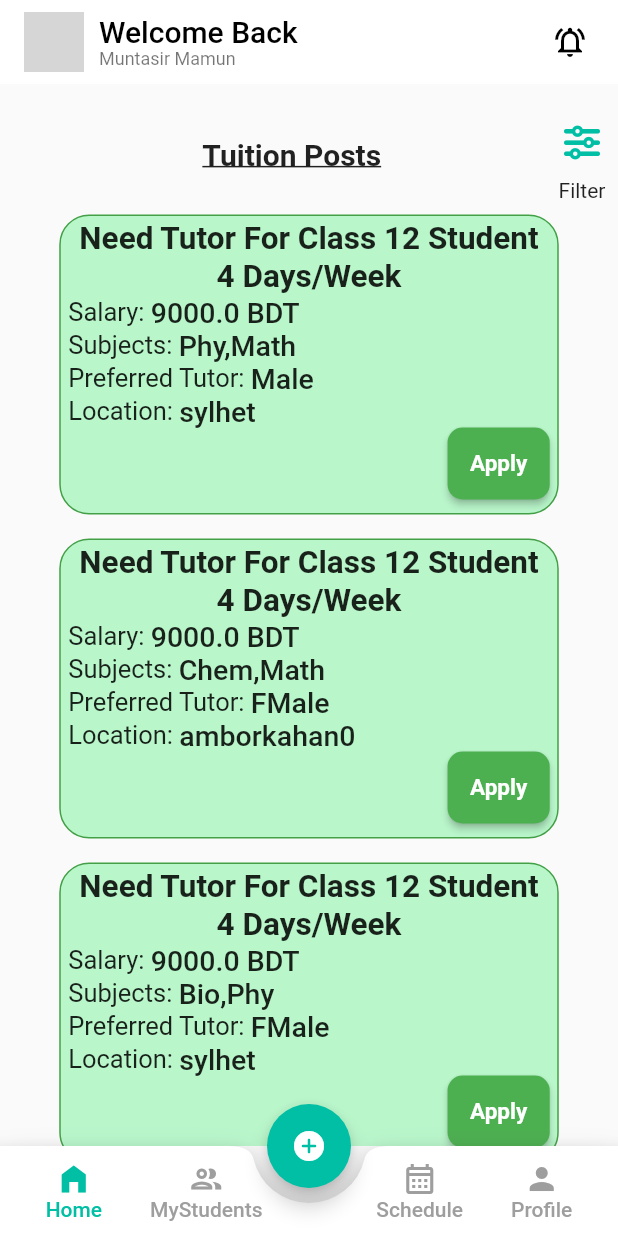
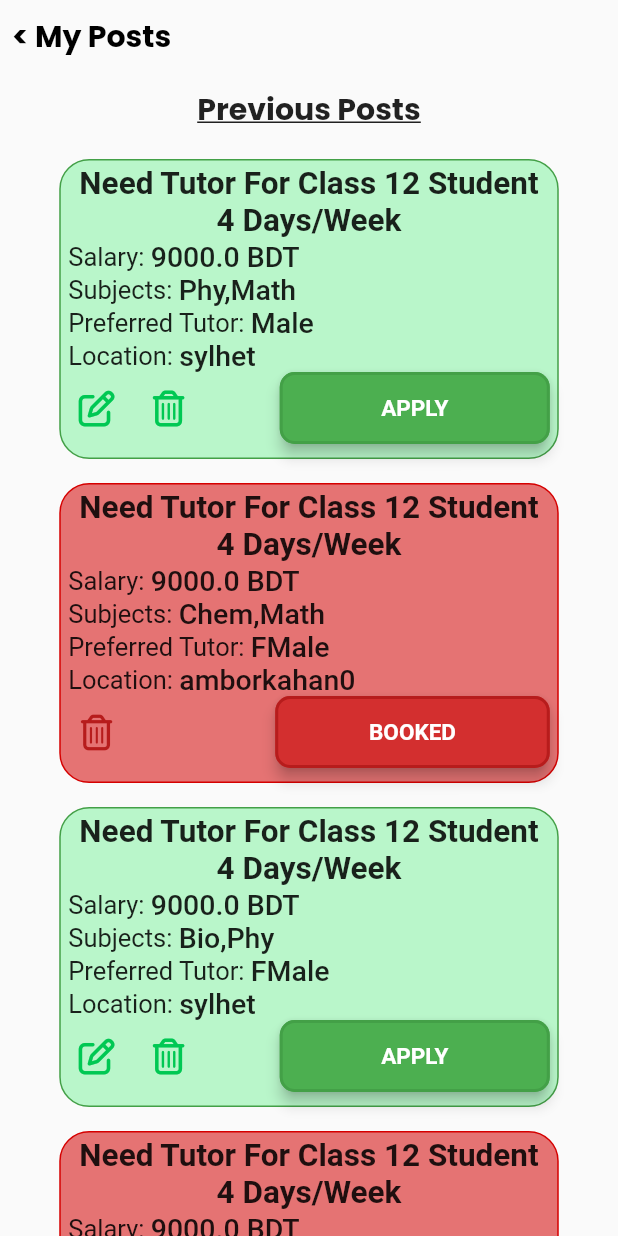
Before and after one commit to nomansum/EduHome, a Flutter app: the screen it shows after launch, on a phone screen of 412 x 824 dp. Run offline on Flutter 3.47's test engine with Material 2 defaults, Android fonts, the phone set to English and light mode, and no system bars; our stand-ins replace font_awesome_flutter; grey boxes are pictures that could not be loaded.

Commit message:
Student's Posts Page Completed

```diff
--- a/lib/constants/tuition.dart
+++ b/lib/constants/tuition.dart
@@ -6,6 +6,7 @@ class Tuition {
   final String studentClass;
   final  String subjects;
   final String address;
+  final bool booked;
   Tuition({
     required this.id,
     required this.preferredGender,
@@ -13,7 +14,8 @@ class Tuition {
   required this.salary,
   required this.studentClass,
   required this.subjects,
-  required this.address
+  required this.address,
+  required this.booked
   });
 
 }
--- a/lib/main.dart
+++ b/lib/main.dart
@@ -2,6 +2,7 @@ import 'package:eduhome_project/screens/authenticate/sign_in.dart';
 import 'package:eduhome_project/screens/authenticate/student_register.dart';
 import 'package:eduhome_project/screens/authenticate/teacher_register.dart';
 import 'package:eduhome_project/screens/home/teacher_home.dart';
+import 'package:eduhome_project/screens/pages/student_posts.dart';
 
 import 'package:flutter/material.dart';
 
@@ -16,7 +17,7 @@ class MyApp extends StatelessWidget {
   @override
   Widget build(BuildContext context) {
     return MaterialApp(
-      home: HomePage(),
+      home: StudentPosts(),
        debugShowCheckedModeBanner: false,
     );
   }
--- /dev/null
+++ b/lib/screens/pages/student_posts.dart
@@ -0,0 +1,268 @@
+import 'package:eduhome_project/constants/icon_constants.dart';
+import 'package:eduhome_project/constants/tuition.dart';
+import 'package:flutter/material.dart';
+import 'package:font_awesome_flutter/font_awesome_flutter.dart';
+
+import '../../constants/tuition_post.dart';
+
+class StudentPosts extends StatefulWidget {
+  const StudentPosts({super.key});
+
+  @override
+  State<StudentPosts> createState() => _StudentPostsState();
+}
+
+class _StudentPostsState extends State<StudentPosts> {
+
+
+var fetchedPosts = [
+  Tuition(id: "23sdf", preferredGender: "Male", daysInWeek: 4, salary: 9000, studentClass: "12" , subjects: "Phy,Math",address:"sylhet" , booked: false),
+
+  Tuition(id: "23s23df", preferredGender: "FMale", daysInWeek: 4, salary: 9000, studentClass: "12",subjects: "Chem,Math",address:"amborkahan0" , booked: true),
+  Tuition(id: "23sasdfdf", preferredGender: "FMale", daysInWeek: 4, salary: 9000, studentClass: "12",subjects: "Bio,Phy",address:"sylhet", booked: false),
+  Tuition(id: "23sdsdfaf", preferredGender: "FMale", daysInWeek: 4, salary: 9000, studentClass: "12",subjects: "Math",address:"sylhet",booked: true),
+  Tuition(id: "23sasdfdf", preferredGender: "FMale", daysInWeek: 4, salary: 9000, studentClass: "12" , subjects: "Organic",address:"sylhet",booked: false),
+  Tuition(id: "23asdfsdf", preferredGender: "FMale", daysInWeek: 4, salary: 9000, studentClass: "12",subjects: "C",address:"sylhet",booked: true)
+
+
+
+ ];
+
+ @override
+  void initState() {
+    // TODO: implement initState
+    super.initState();
+  }
+
+
+
+
+  @override
+  Widget build(BuildContext context) {
+    return Scaffold(
+
+     body: SingleChildScrollView(
+       child: SafeArea(
+         child: Column(
+          children: [
+
+         Row(
+                mainAxisAlignment: MainAxisAlignment.start,
+                children: [
+                  SafeArea(
+                    child: TextButton(
+                      child: Text(
+                        '< My Posts',
+                        style: TextStyle(
+                            fontSize: 20,
+                            fontFamily: "Poppins",
+                            fontWeight: FontWeight.w800,
+                            color: Colors.black),
+                      ),
+                      onPressed: () {
+                        Navigator.pop(context);
+                      },
+                    ),
+                  ),
+                ],
+              ),
+         SizedBox(height: 10,),
+
+         Center(
+          child: Text("Previous Posts",
+          style: TextStyle(
+            decoration: TextDecoration.underline,
+            fontSize: 20,
+            fontFamily:"Poppins",
+            fontWeight: FontWeight.w700
+          ),),
+         ),
+         SizedBox(height: 10,),
+
+         Column(
+          mainAxisAlignment: MainAxisAlignment.spaceAround,
+          children:  fetchedPosts.map((item){
+              return Padding(
+                padding: const EdgeInsets.all(8.0),
+                child: Container(
+                  height: 200,
+
+                  width: 333,
+
+                  decoration: BoxDecoration(
+                    color: item.booked?Colors.red.shade300: Colors.greenAccent.shade100,
+                    borderRadius: BorderRadius.circular(20.0),
+                    border: Border.all(
+                      color: item.booked?Colors.redAccent.shade700:Colors.green.shade600,
+                    )
+                  ),
+
+                  child: Column(
+                    children: [
+                      SizedBox(height: 3,),
+                      Text("Need Tutor For Class ${item.studentClass} Student",
+                      style: TextStyle(
+                        fontWeight: FontWeight.w600,
+                        fontSize: 21
+                      ),
+                      textAlign: TextAlign.center,),
+                   Text("${item.daysInWeek} Days/Week",
+                      style: TextStyle(
+                        fontWeight: FontWeight.w600,
+                        fontSize: 21
+                      ),
+                      textAlign: TextAlign.center,),
+
+              Padding(
+                padding: const EdgeInsets.fromLTRB(5,0,0,0),
+                child: Row(
+                  children: [
+                    Text("Salary: ",
+                    style: TextStyle(
+                      fontWeight: FontWeight.w400,
+                      fontSize: 17
+                    ),),
+                    Text("${item.salary} BDT",
+                    style: TextStyle(
+                      fontWeight: FontWeight.w500,
+                      fontSize: 19
+                    ),)
+                  ],
+                ),
+              ),
+              Padding(
+                padding: const EdgeInsets.fromLTRB(5,0,0,0),
+                child: Row(
+                  children: [
+                    Text("Subjects: ",
+                    style: TextStyle(
+                      fontWeight: FontWeight.w400,
+                      fontSize: 17
+                    ),),
+                    Text("${item.subjects}",
+                    style: TextStyle(
+                      fontWeight: FontWeight.w500,
+                      fontSize: 19
+                    ),)
+                  ],
+                ),
+              ),
+              Padding(
+                padding: const EdgeInsets.fromLTRB(5,0,0,0),
+                child: Row(
+                  children: [
+                    Text("Preferred Tutor: ",
+                    style: TextStyle(
+                      fontWeight: FontWeight.w400,
+                      fontSize: 17
+                    ),),
+                    Text("${item.preferredGender}",
+                    style: TextStyle(
+                      fontWeight: FontWeight.w500,
+                      fontSize: 19
+                    ),)
+                  ],
+                ),
+              ),
+               Padding(
+                padding: const EdgeInsets.fromLTRB(5,0,0,0),
+                 child: Row(
+                  children: [
+                    Text("Location: ",
+                    style: TextStyle(
+                      fontWeight: FontWeight.w400,
+                      fontSize: 17
+                    ),),
+                    Text("${item.address}",
+                    style: TextStyle(
+                      fontWeight: FontWeight.w500,
+                      fontSize: 19
+                    ),)
+                  ],
+                         ),
+               ),
+
+               Row(
+                mainAxisAlignment: MainAxisAlignment.spaceBetween,
+
+                children: [
+
+                 Container(
+                  child: Row(
+                    children: [
+                      item.booked?SizedBox(width: 0,): IconButton(onPressed: (){
+
+                      // EDIT  BUTTON
+
+                }, icon: FaIcon(FontAwesomeIcons.penToSquare,
+                      color: item.booked?Colors.red.shade900: Colors.greenAccent.shade700)
+
+                 ),
+                 IconButton(onPressed: (){
+
+                      // POST DELETE BUTTON
+
+                }, icon: FaIcon(FontAwesomeIcons.trashCan,
+                      color: item.booked?Colors.red.shade900: Colors.greenAccent.shade700)
+
+                 ),
+                    ],
+                  ),
+                 ) ,
+
+                  item.booked?SizedBox(width:95,):SizedBox(width: 50,),
+
+
+
+
+             Container(
+
+               child: Expanded(
+                 child:ElevatedButton(onPressed: (){}, style: ElevatedButton.styleFrom(
+                      primary:item.booked? Colors.red.shade700:Colors.green, // Background color
+                      shape: RoundedRectangleBorder(
+                        borderRadius: BorderRadius.circular(10.0),
+                         // Rounded border
+                         side:BorderSide(
+                          color:item.booked?Colors.red.shade900:Colors.green.shade600,
+                          width:2.0
+                         ),
+
+                      ),
+                      padding: EdgeInsets.all(15.0),
+                      elevation: 4 // Padding
+                    ),
+                    child: Text(item.booked?"BOOKED":"APPLY",
+                    style: TextStyle(
+                      fontWeight: FontWeight.bold,
+                      fontSize: 15
+                    ),),
+                    ),
+               ),
+             ),
+                SizedBox(width: 5,)
+
+                ],
+               )
+
+                    ],
+
+                  )
+
+                  ),
+              );
+                   }).toList(),
+           )
+
+
+
+
+
+          ],
+         ),
+       ),
+     ),
+
+    );
+  }
+}
--- a/lib/screens/pages/teacherHome.dart
+++ b/lib/screens/pages/teacherHome.dart
@@ -18,13 +18,13 @@ class _TeacherHomeState extends State<TeacherHome> {
  final GlobalKey<ScaffoldState> _scaffoldKey = GlobalKey<ScaffoldState>();
 
  List<Tuition> tuitionList = [
-  Tuition(id: "23sdf", preferredGender: "Male", daysInWeek: 4, salary: 9000, studentClass: "12" , subjects: "Phy,Math",address:"sylhet"),
+  Tuition(id: "23sdf", preferredGender: "Male", daysInWeek: 4, salary: 9000, studentClass: "12" , subjects: "Phy,Math",address:"sylhet" , booked: false),
 
-  Tuition(id: "23s23df", preferredGender: "FMale", daysInWeek: 4, salary: 9000, studentClass: "12",subjects: "Chem,Math",address:"amborkahan0"),
-  Tuition(id: "23sasdfdf", preferredGender: "FMale", daysInWeek: 4, salary: 9000, studentClass: "12",subjects: "Bio,Phy",address:"sylhet"),
-  Tuition(id: "23sdsdfaf", preferredGender: "FMale", daysInWeek: 4, salary: 9000, studentClass: "12",subjects: "Math",address:"sylhet"),
-  Tuition(id: "23sasdfdf", preferredGender: "FMale", daysInWeek: 4, salary: 9000, studentClass: "12" , subjects: "Organic",address:"sylhet"),
-  Tuition(id: "23asdfsdf", preferredGender: "FMale", daysInWeek: 4, salary: 9000, studentClass: "12",subjects: "C",address:"sylhet")
+  Tuition(id: "23s23df", preferredGender: "FMale", daysInWeek: 4, salary: 9000, studentClass: "12",subjects: "Chem,Math",address:"amborkahan0" , booked: true),
+  Tuition(id: "23sasdfdf", preferredGender: "FMale", daysInWeek: 4, salary: 9000, studentClass: "12",subjects: "Bio,Phy",address:"sylhet", booked: false),
+  Tuition(id: "23sdsdfaf", preferredGender: "FMale", daysInWeek: 4, salary: 9000, studentClass: "12",subjects: "Math",address:"sylhet",booked: true),
+  Tuition(id: "23sasdfdf", preferredGender: "FMale", daysInWeek: 4, salary: 9000, studentClass: "12" , subjects: "Organic",address:"sylhet",booked: false),
+  Tuition(id: "23asdfsdf", preferredGender: "FMale", daysInWeek: 4, salary: 9000, studentClass: "12",subjects: "C",address:"sylhet",booked: true)
 
 
 
@@ -145,6 +145,7 @@ class _TeacherHomeState extends State<TeacherHome> {
               cardHeight: 200,
 
               cardWidth: 333,
+
 
               child: Column(
                 children: [
```
